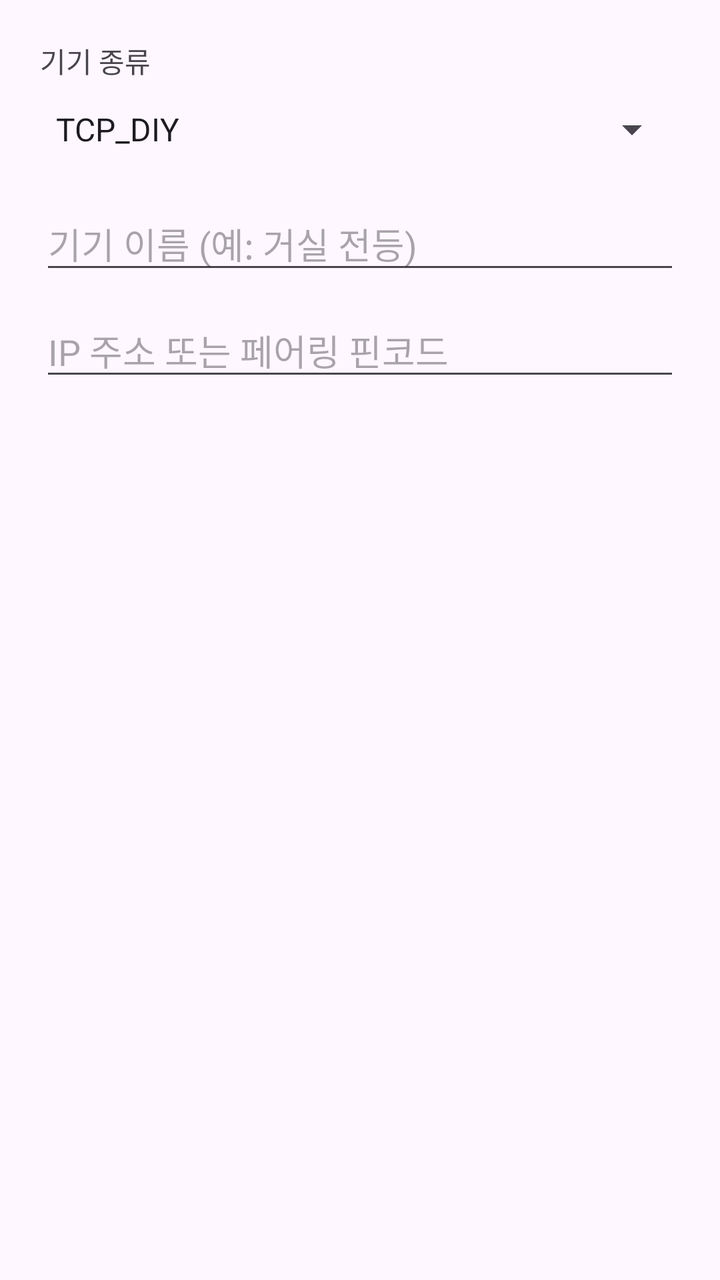
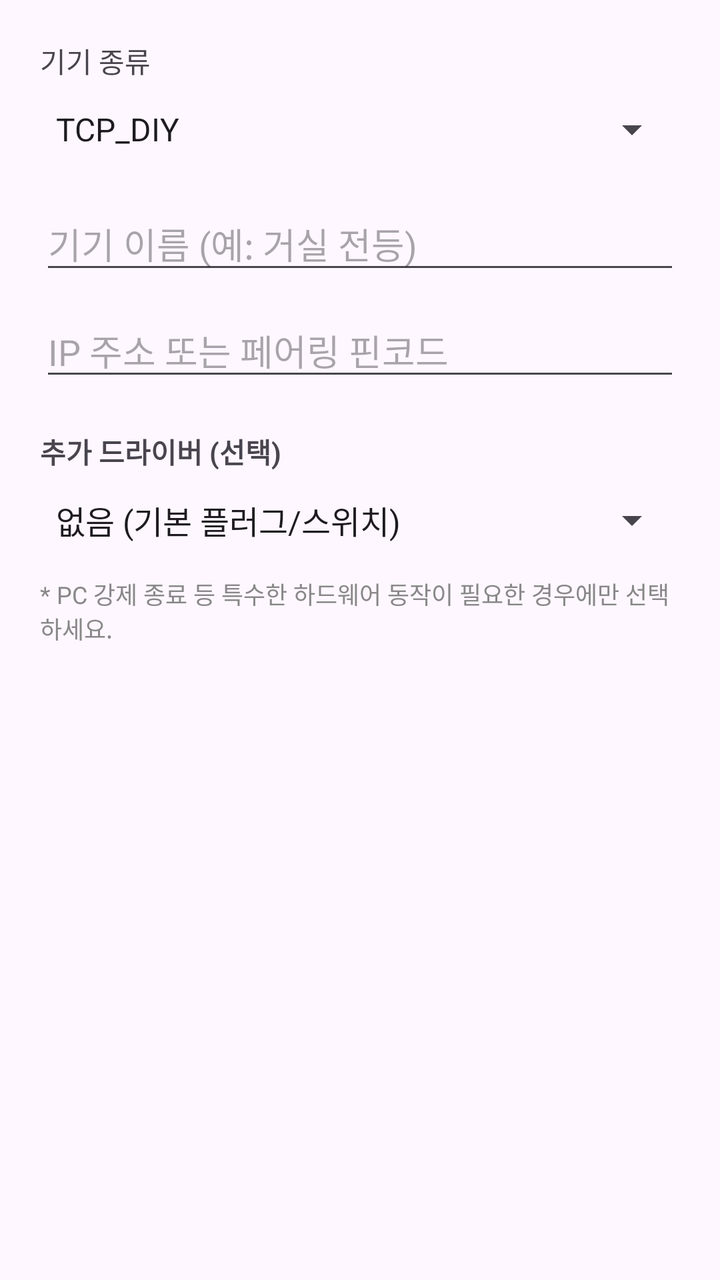

The first picture is an Android layout as it rendered before a commit; the second is the same layout after the commit. The layout source and the unified diff follow.
<!-- AndroidManifest.xml: application theme Theme.HomeAssistantApp -->
<!-- res/layout/dialog_add_device.xml -->
<?xml version="1.0" encoding="utf-8"?>
<LinearLayout xmlns:android="http://schemas.android.com/apk/res/android"
    android:layout_width="match_parent"
    android:layout_height="wrap_content"
    android:orientation="vertical"
    android:padding="20dp">

    <TextView android:layout_width="wrap_content" android:layout_height="wrap_content" android:text="기기 종류" />
    <Spinner
        android:id="@+id/spinnerProtocol"
        android:layout_width="match_parent"
        android:layout_height="48dp"
        android:entries="@array/protocol_array" /> <EditText
    android:id="@+id/editDeviceName"
    android:layout_width="match_parent"
    android:layout_height="wrap_content"
    android:hint="기기 이름 (예: 거실 전등)"
    android:layout_marginTop="10dp"/>

    <EditText
        android:id="@+id/editPayload"
        android:layout_width="match_parent"
        android:layout_height="wrap_content"
        android:hint="IP 주소 또는 페어링 핀코드"
        android:layout_marginTop="10dp"/>
</LinearLayout>
<!-- resources referenced by this layout -->
<resources>
  <string-array name="protocol_array"><item>TCP_DIY</item><item>MATTER</item></string-array>
  <style name="Theme.HomeAssistantApp" parent="Base.Theme.HomeAssistantApp" />
  <style name="Base.Theme.HomeAssistantApp" parent="Theme.Material3.DayNight.NoActionBar">
          
          
      </style>
</resources>

<!-- the commit's change to res/layout/dialog_add_device.xml (unified diff, before → after) -->
@@ -5,22 +5,54 @@
     android:orientation="vertical"
     android:padding="20dp">
 
-    <TextView android:layout_width="wrap_content" android:layout_height="wrap_content" android:text="기기 종류" />
+    
+    <TextView
+        android:layout_width="wrap_content"
+        android:layout_height="wrap_content"
+        android:text="기기 종류" />
     <Spinner
         android:id="@+id/spinnerProtocol"
         android:layout_width="match_parent"
         android:layout_height="48dp"
-        android:entries="@array/protocol_array" /> <EditText
-    android:id="@+id/editDeviceName"
-    android:layout_width="match_parent"
-    android:layout_height="wrap_content"
-    android:hint="기기 이름 (예: 거실 전등)"
-    android:layout_marginTop="10dp"/>
+        android:entries="@array/protocol_array" />
 
+    
+    <EditText
+        android:id="@+id/editDeviceName"
+        android:layout_width="match_parent"
+        android:layout_height="wrap_content"
+        android:hint="기기 이름 (예: 거실 전등)"
+        android:layout_marginTop="10dp"/>
+
+    
     <EditText
         android:id="@+id/editPayload"
         android:layout_width="match_parent"
         android:layout_height="wrap_content"
         android:hint="IP 주소 또는 페어링 핀코드"
         android:layout_marginTop="10dp"/>
+
+    
+    <TextView
+        android:layout_width="wrap_content"
+        android:layout_height="wrap_content"
+        android:text="추가 드라이버 (선택)"
+        android:layout_marginTop="20dp"
+        android:textStyle="bold"/>
+
+    <Spinner
+        android:id="@+id/spinnerDriver"
+        android:layout_width="match_parent"
+        android:layout_height="48dp"
+        android:entries="@array/driver_display_array" />
+
+    
+    <TextView
+        android:layout_width="match_parent"
+        android:layout_height="wrap_content"
+        android:text="* PC 강제 종료 등 특수한 하드웨어 동작이 필요한 경우에만 선택하세요."
+        android:textSize="12sp"
+        android:textColor="#888888"
+        android:layout_marginTop="4dp"/>
+
 </LinearLayout>
<!-- resource entries referenced after the edit -->
@@ -1,5 +1,10 @@
 <!-- resources referenced by this layout -->
 <resources>
+  <string-array name="driver_display_array">
+          <item>없음 (기본 플러그/스위치)</item>
+          <item>PC 제어 드라이버</item>
+          <item>TV 제어 드라이버</item> 
+      </string-array>
   <string-array name="protocol_array"><item>TCP_DIY</item><item>MATTER</item></string-array>
   <style name="Theme.HomeAssistantApp" parent="Base.Theme.HomeAssistantApp" />
   <style name="Base.Theme.HomeAssistantApp" parent="Theme.Material3.DayNight.NoActionBar">
